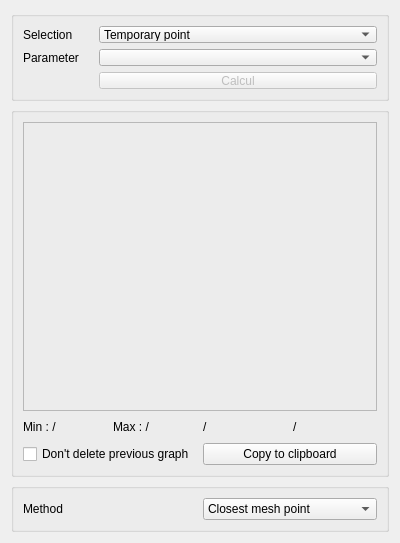
This is PostTelemac/meshlayertools/TemporalGraphTool.ui in Artelia/PostTelemac as Qt 5 draws it before an edit. The edited form follows.
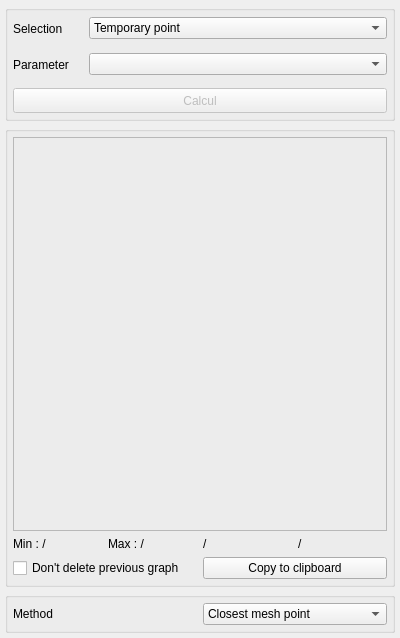
This is the edited form. Icons and pictures are not drawn.

```diff
--- a/PostTelemac/meshlayertools/TemporalGraphTool.ui
+++ b/PostTelemac/meshlayertools/TemporalGraphTool.ui
@@ -7,13 +7,28 @@
     <x>0</x>
     <y>0</y>
     <width>400</width>
-    <height>543</height>
+    <height>638</height>
    </rect>
   </property>
   <property name="windowTitle">
    <string>Form</string>
   </property>
-  <layout class="QVBoxLayout" name="verticalLayout">
+  <layout class="QVBoxLayout" name="verticalLayout" stretch="0,2,0">
+   <property name="spacing">
+    <number>5</number>
+   </property>
+   <property name="leftMargin">
+    <number>5</number>
+   </property>
+   <property name="topMargin">
+    <number>5</number>
+   </property>
+   <property name="rightMargin">
+    <number>5</number>
+   </property>
+   <property name="bottomMargin">
+    <number>5</number>
+   </property>
    <item>
     <widget class="QGroupBox" name="groupBox_14">
      <property name="sizePolicy">
@@ -22,55 +37,40 @@
        <verstretch>0</verstretch>
       </sizepolicy>
      </property>
+     <property name="minimumSize">
+      <size>
+       <width>0</width>
+       <height>80</height>
+      </size>
+     </property>
      <property name="maximumSize">
       <size>
        <width>16777215</width>
-       <height>90</height>
+       <height>16777215</height>
       </size>
      </property>
      <property name="title">
       <string/>
      </property>
-     <layout class="QGridLayout" name="gridLayout_13">
+     <layout class="QGridLayout" name="gridLayout_13" columnstretch="0,2">
+      <property name="leftMargin">
+       <number>5</number>
+      </property>
+      <property name="topMargin">
+       <number>5</number>
+      </property>
+      <property name="rightMargin">
+       <number>5</number>
+      </property>
+      <property name="bottomMargin">
+       <number>5</number>
+      </property>
       <property name="horizontalSpacing">
        <number>20</number>
       </property>
-      <item row="1" column="0">
-       <widget class="QLabel" name="label_22">
-        <property name="sizePolicy">
-         <sizepolicy hsizetype="Fixed" vsizetype="Minimum">
-          <horstretch>0</horstretch>
-          <verstretch>0</verstretch>
-         </sizepolicy>
-        </property>
-        <property name="text">
-         <string>Parameter</string>
-        </property>
-       </widget>
-      </item>
-      <item row="0" column="0">
-       <widget class="QLabel" name="label_19">
-        <property name="sizePolicy">
-         <sizepolicy hsizetype="Fixed" vsizetype="Minimum">
-          <horstretch>0</horstretch>
-          <verstretch>0</verstretch>
-         </sizepolicy>
-        </property>
-        <property name="text">
-         <string>Selection</string>
-        </property>
-       </widget>
-      </item>
-      <item row="1" column="1">
-       <widget class="QComboBox" name="comboBox_parametreschooser">
-        <property name="sizePolicy">
-         <sizepolicy hsizetype="Preferred" vsizetype="Fixed">
-          <horstretch>0</horstretch>
-          <verstretch>0</verstretch>
-         </sizepolicy>
-        </property>
-       </widget>
-      </item>
+      <property name="verticalSpacing">
+       <number>11</number>
+      </property>
       <item row="0" column="1">
        <widget class="QComboBox" name="comboBox_2">
         <property name="sizePolicy">
@@ -79,6 +79,12 @@
           <verstretch>0</verstretch>
          </sizepolicy>
         </property>
+        <property name="minimumSize">
+         <size>
+          <width>0</width>
+          <height>20</height>
+         </size>
+        </property>
         <item>
          <property name="text">
           <string>Temporary point</string>
@@ -92,6 +98,60 @@
        </widget>
       </item>
       <item row="2" column="1">
+       <widget class="QComboBox" name="comboBox_parametreschooser">
+        <property name="sizePolicy">
+         <sizepolicy hsizetype="Preferred" vsizetype="Fixed">
+          <horstretch>0</horstretch>
+          <verstretch>0</verstretch>
+         </sizepolicy>
+        </property>
+        <property name="minimumSize">
+         <size>
+          <width>0</width>
+          <height>20</height>
+         </size>
+        </property>
+       </widget>
+      </item>
+      <item row="2" column="0">
+       <widget class="QLabel" name="label_22">
+        <property name="sizePolicy">
+         <sizepolicy hsizetype="Preferred" vsizetype="Fixed">
+          <horstretch>0</horstretch>
+          <verstretch>0</verstretch>
+         </sizepolicy>
+        </property>
+        <property name="minimumSize">
+         <size>
+          <width>0</width>
+          <height>25</height>
+         </size>
+        </property>
+        <property name="text">
+         <string>Parameter</string>
+        </property>
+       </widget>
+      </item>
+      <item row="0" column="0">
+       <widget class="QLabel" name="label_19">
+        <property name="sizePolicy">
+         <sizepolicy hsizetype="Preferred" vsizetype="Fixed">
+          <horstretch>0</horstretch>
+          <verstretch>0</verstretch>
+         </sizepolicy>
+        </property>
+        <property name="minimumSize">
+         <size>
+          <width>0</width>
+          <height>25</height>
+         </size>
+        </property>
+        <property name="text">
+         <string>Selection</string>
+        </property>
+       </widget>
+      </item>
+      <item row="3" column="0" colspan="2">
        <widget class="QPushButton" name="pushButton_limni">
         <property name="enabled">
          <bool>false</bool>
@@ -102,6 +162,12 @@
           <verstretch>0</verstretch>
          </sizepolicy>
         </property>
+        <property name="minimumSize">
+         <size>
+          <width>0</width>
+          <height>25</height>
+         </size>
+        </property>
         <property name="text">
          <string>Calcul</string>
         </property>
@@ -125,7 +191,19 @@
      <property name="title">
       <string/>
      </property>
-     <layout class="QGridLayout" name="gridLayout_14">
+     <layout class="QGridLayout" name="gridLayout_14" rowstretch="3,0,0">
+      <property name="leftMargin">
+       <number>5</number>
+      </property>
+      <property name="topMargin">
+       <number>5</number>
+      </property>
+      <property name="rightMargin">
+       <number>5</number>
+      </property>
+      <property name="bottomMargin">
+       <number>5</number>
+      </property>
       <item row="1" column="2">
        <widget class="QLabel" name="label_X">
         <property name="text">
@@ -145,7 +223,7 @@
         <property name="maximumSize">
          <size>
           <width>16777215</width>
-          <height>20</height>
+          <height>16777215</height>
          </size>
         </property>
         <property name="text">
@@ -212,6 +290,18 @@
       <string/>
      </property>
      <layout class="QGridLayout" name="gridLayout_15">
+      <property name="leftMargin">
+       <number>5</number>
+      </property>
+      <property name="topMargin">
+       <number>5</number>
+      </property>
+      <property name="rightMargin">
+       <number>5</number>
+      </property>
+      <property name="bottomMargin">
+       <number>5</number>
+      </property>
       <item row="0" column="0">
        <widget class="QLabel" name="label_10">
         <property name="text">
```
